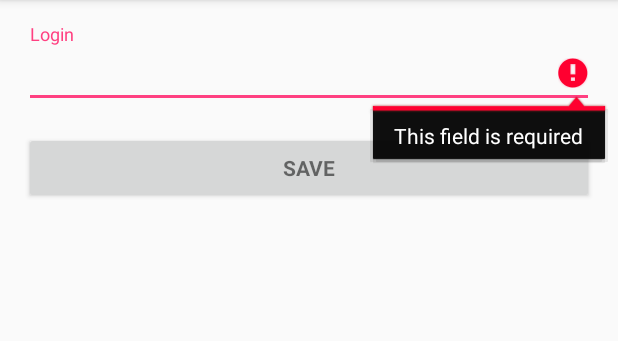
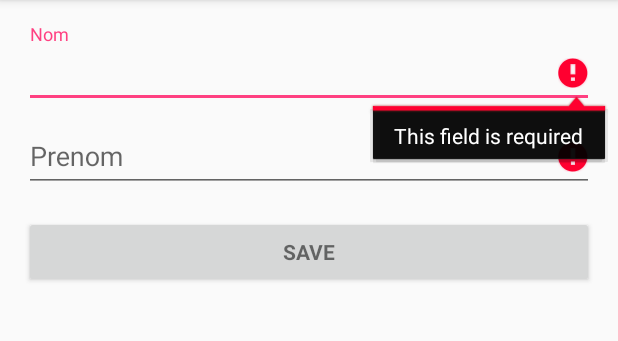
Before and after one commit to jordane-quincy/m1_j2me, an Android app: the screen it shows after launch (LoginActivity), after a tap on "SAVE", on a phone screen of 412 x 824 dp, the part 84-425 px from its top. Run offline under Robolectric (Android 15) with nearby library versions, the phone set to English and light mode, and no system bars.

Commit message:
champ saisie nom et prenom

```diff
--- a/android/app/src/main/java/com/github/jordane_quincy/bataillecartes/BatailleActivity.java
+++ b/android/app/src/main/java/com/github/jordane_quincy/bataillecartes/BatailleActivity.java
@@ -18,8 +18,9 @@ public class BatailleActivity extends AppCompatActivity {
         getSupportActionBar().setDisplayHomeAsUpEnabled(true);
 
         Intent intent = getIntent();
-        String login = intent.getStringExtra("login");
-        Toast.makeText(getApplicationContext(), "login message : " + login, Toast.LENGTH_SHORT).show();
+        String nom = intent.getStringExtra("nom");
+        String prenom = intent.getStringExtra("prenom");
+        Toast.makeText(getApplicationContext(), "login message : " + nom +", prenom : "+prenom, Toast.LENGTH_SHORT).show();
 
     }
 
--- a/android/app/src/main/java/com/github/jordane_quincy/bataillecartes/LoginActivity.java
+++ b/android/app/src/main/java/com/github/jordane_quincy/bataillecartes/LoginActivity.java
@@ -23,14 +23,17 @@ public class LoginActivity extends AppCompatActivity {
     private static final int REQUEST_READ_CONTACTS = 0;
 
     // UI references.
-    private AutoCompleteTextView mLoginView;
+    private AutoCompleteTextView mNomView;
+    private AutoCompleteTextView mPrenomView;
 
     @Override
     protected void onCreate(Bundle savedInstanceState) {
         super.onCreate(savedInstanceState);
         setContentView(R.layout.activity_login);
         // Set up the login form.
-        mLoginView = (AutoCompleteTextView) findViewById(R.id.email);
+        mNomView = (AutoCompleteTextView) findViewById(R.id.nom);
+        mPrenomView = (AutoCompleteTextView) findViewById(R.id.prenom);
+
         // populateAutoComplete();
 
         Button mSaveButton = (Button) findViewById(R.id.save_button);
@@ -64,24 +67,36 @@ public class LoginActivity extends AppCompatActivity {
      */
     private void saveInfos() {
         // Reset errors.
-        mLoginView.setError(null);
+        mNomView.setError(null);
+        mPrenomView.setError(null);
 
-        // Store values at the time of the login attempt.
-        String login = mLoginView.getText().toString();
+        // Store values at the time of the nom attempt.
+        String nom = mNomView.getText().toString();
+        String prenom = mPrenomView.getText().toString();
 
-        // Check for a valid email address.
-        if (TextUtils.isEmpty(login)) {
-            mLoginView.setError(getString(R.string.error_field_required));
-        } else {
+        boolean error = false;
+
+        // Check infos
+        if (TextUtils.isEmpty(nom)) {
+            mNomView.setError(getString(R.string.error_field_required));
+            error = true;
+        }
+        if (TextUtils.isEmpty(prenom)) {
+            mPrenomView.setError(getString(R.string.error_field_required));
+            error = true;
+        }
+
+        if(!error){
             // Show a progress spinner, and kick off a background task to
-            // perform the user login attempt.
+            // perform the user nom attempt.
 
 
-            Toast.makeText(getApplicationContext(),"login : "+login, Toast.LENGTH_SHORT).show();
+            Toast.makeText(getApplicationContext(),"nom : "+nom, Toast.LENGTH_SHORT).show();
 
             Intent i = new Intent(getApplicationContext(), BatailleActivity.class);
-            i.putExtra("login", login);
-            startActivity(i);
+            i.putExtra("nom", nom);
+            i.putExtra("prenom", prenom);
+                    startActivity(i);
         }
     }
 
--- a/android/app/src/main/res/layout/activity_login.xml
+++ b/android/app/src/main/res/layout/activity_login.xml
@@ -35,11 +35,26 @@
                 android:layout_height="wrap_content">
 
                 <AutoCompleteTextView
-                    android:id="@+id/email"
+                    android:id="@+id/nom"
                     android:layout_width="match_parent"
                     android:layout_height="wrap_content"
-                    android:hint="@string/prompt_login"
-                    android:inputType="textEmailAddress"
+                    android:hint="@string/prompt_nom"
+                    android:inputType="textPersonName"
+                    android:maxLines="1"
+                    android:singleLine="true" />
+
+            </android.support.design.widget.TextInputLayout>
+
+            <android.support.design.widget.TextInputLayout
+                android:layout_width="match_parent"
+                android:layout_height="wrap_content">
+
+                <AutoCompleteTextView
+                    android:id="@+id/prenom"
+                    android:layout_width="match_parent"
+                    android:layout_height="wrap_content"
+                    android:hint="@string/prompt_prenom"
+                    android:inputType="textPersonName"
                     android:maxLines="1"
                     android:singleLine="true" />
 
--- a/android/app/src/main/res/values/strings.xml
+++ b/android/app/src/main/res/values/strings.xml
@@ -2,7 +2,8 @@
     <string name="app_name">BatailleCartes</string>
 
     <!-- Strings related to login -->
-    <string name="prompt_login">Login</string>
+    <string name="prompt_nom">Nom</string>
+    <string name="prompt_prenom">Prenom</string>
     <string name="action_save">Save</string>
     <string name="action_sign_in_short">Sign in</string>
     <string name="error_invalid_email">This email address is invalid</string>
```
